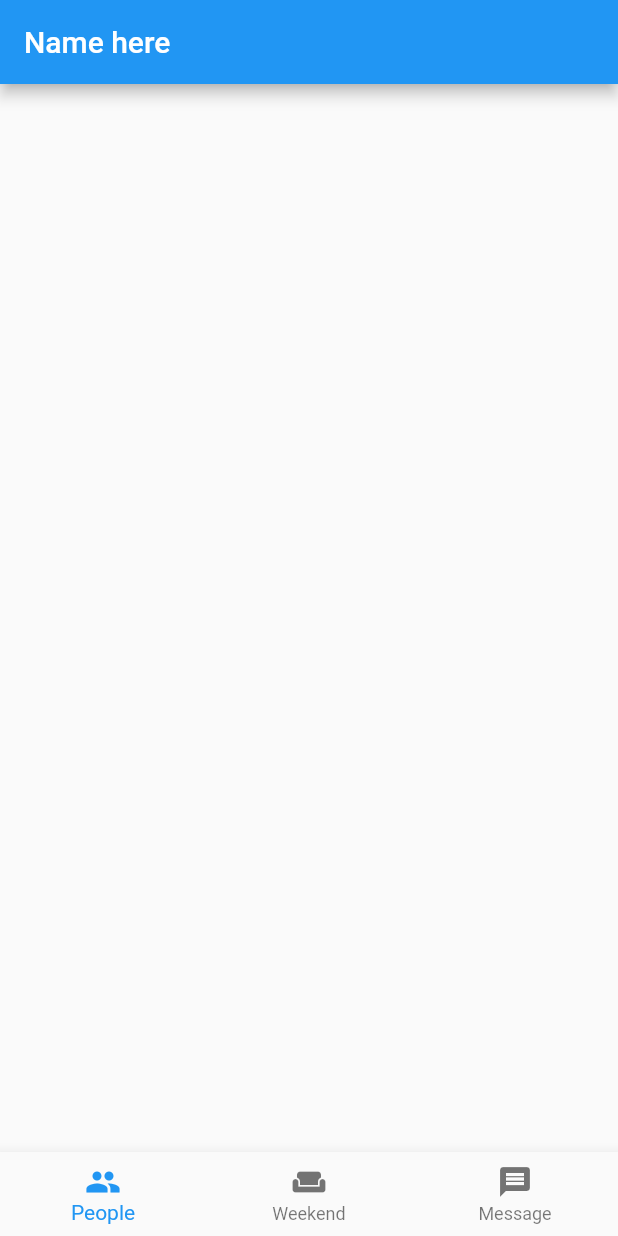
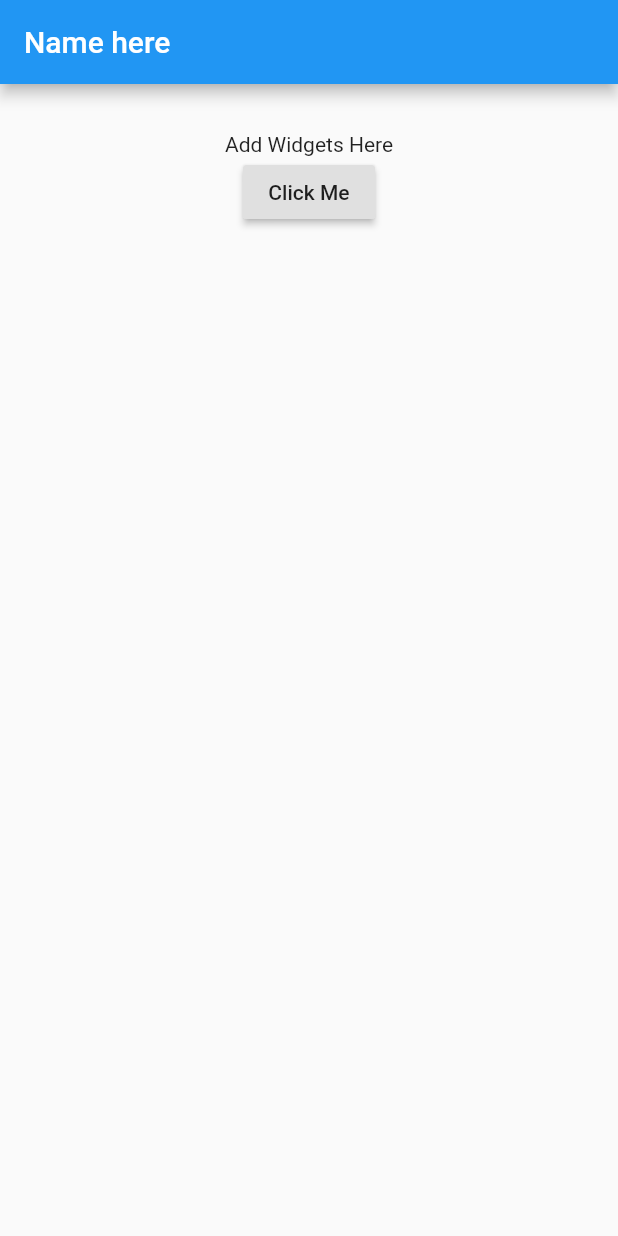
Before and after one commit to dspano/flutter-intro, a Flutter app: the screen it shows after launch, on a phone screen of 412 x 824 dp. Run offline on Flutter 3.47's test engine with Material 2 defaults, Android fonts, the phone set to English and light mode, and no system bars.

Commit message:
Bottom Sheet

```diff
--- a/flutter_tutorial/lib/main.dart
+++ b/flutter_tutorial/lib/main.dart
@@ -13,17 +13,22 @@ class MyApp extends StatefulWidget {
 }
 
 class _State extends State<MyApp> {
-
-  List<BottomNavigationBarItem> _items;
-  String _value = '';
-  int _index = 0;
-
-  @override
-  void initState() {
-    _items = new List();
-    _items.add(new BottomNavigationBarItem(icon: new Icon(Icons.people), title: new Text("People")));
-    _items.add(new BottomNavigationBarItem(icon: new Icon(Icons.weekend), title: new Text("Weekend")));
-    _items.add(new BottomNavigationBarItem(icon: new Icon(Icons.message), title: new Text("Message")));
+  void _showBottom() {
+    showModalBottomSheet<void>(
+      context: context,
+      builder: (BuildContext context) {
+        return new Container(
+          padding: new EdgeInsets.all(15.0),
+          child: new Row(
+            mainAxisAlignment: MainAxisAlignment.center,
+            children: <Widget>[
+              new Text("Some info here", style: new TextStyle(color: Colors.red, fontWeight: FontWeight.bold)),
+              new RaisedButton(onPressed: () => Navigator.pop(context), child: new Text("Close"))
+            ]
+          )
+        );
+      }
+    );
   }
 
   @override
@@ -37,21 +42,12 @@ class _State extends State<MyApp> {
         child: new Center(
           child: new Column(
             children: <Widget>[
-              new Text(_value),
+              new Text("Add Widgets Here"),
+              new RaisedButton(onPressed: _showBottom, child: new Text("Click Me"))
             ]
           )
         )
       ),
-      bottomNavigationBar: new BottomNavigationBar(
-        items: _items,
-        fixedColor: Colors.blue,
-        currentIndex: _index,
-        onTap: (int item) {
-          setState(() {
-            _index = item;
-            _value = "Current Value Is: ${_index.toString()}";
-          });
-        }),
     );
   }
 }
```
